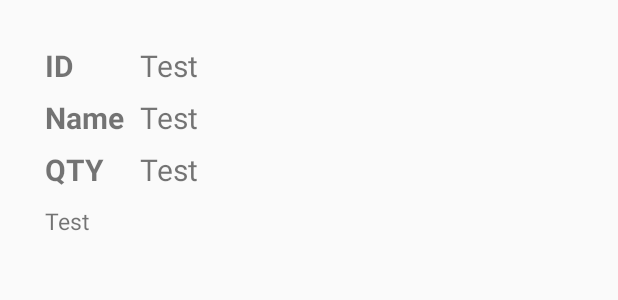
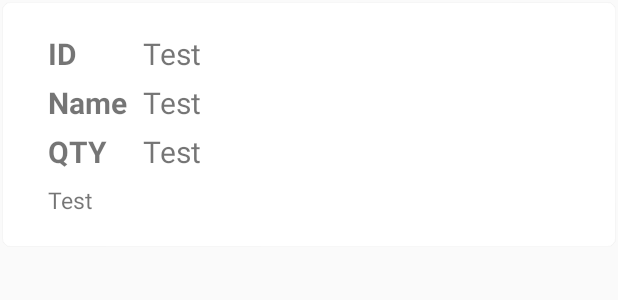
Before and after one commit to zerrium/Simple-Inventory-App, an Android app: the layout row_layout.xml on its own in the app's theme, with its tools: preview values and no code run, on a phone screen of 412 x 824 dp. Shown: the top 300 px of the screen. Run offline under Robolectric (Android 15) with nearby library versions, the phone set to English and light mode, and no system bars; Roboto replaces fonts that are not available here.

Commit message:
Improved recycler view (3) by adding cardViews and fixed warnings

```diff
--- a/app/src/main/res/layout/content_list.xml
+++ b/app/src/main/res/layout/content_list.xml
@@ -4,12 +4,14 @@
     android:layout_width="match_parent"
     android:layout_height="match_parent"
     android:orientation="vertical"
-    android:scrollbars="vertical"
+    android:theme="@style/Theme.AppCompat.DayNight"
     app:layout_behavior="@string/appbar_scrolling_view_behavior">
 
     <androidx.recyclerview.widget.RecyclerView
         android:id="@+id/recyclerview1"
         android:layout_width="match_parent"
-        android:layout_height="wrap_content" />
+        android:layout_height="wrap_content"
+        android:scrollbars="vertical"
+        android:overScrollMode="ifContentScrolls" />
 
 </RelativeLayout>
--- a/app/src/main/res/layout/row_layout.xml
+++ b/app/src/main/res/layout/row_layout.xml
@@ -1,8 +1,21 @@
 <?xml version="1.0" encoding="utf-8"?>
-<LinearLayout xmlns:android="http://schemas.android.com/apk/res/android"
+<androidx.cardview.widget.CardView xmlns:android="http://schemas.android.com/apk/res/android"
+    android:layout_width="match_parent"
+    android:layout_height="wrap_content"
+    android:theme="@style/Theme.AppCompat.DayNight"
+    xmlns:app="http://schemas.android.com/apk/res-auto"
+    android:id="@+id/cardView"
+    app:cardCornerRadius="5dp"
+    android:clickable="true"
+    android:foreground="?android:attr/selectableItemBackground"
+    android:layout_margin="2dp"
     android:orientation="vertical"
+    android:focusable="true">
+
+    <LinearLayout
         android:layout_width="match_parent"
-    android:layout_height="wrap_content">
+        android:layout_height="match_parent"
+        android:orientation="vertical">
 
         <LinearLayout
             android:layout_width="match_parent"
@@ -12,23 +25,23 @@
             <TextView
                 android:layout_width="wrap_content"
                 android:layout_height="wrap_content"
-            android:layout_marginTop="30dp"
                 android:layout_marginStart="30dp"
+                android:layout_marginTop="20dp"
                 android:layout_marginEnd="22dp"
                 android:gravity="center_vertical"
-            android:text="ID"
-            android:textStyle="bold"
-            android:textSize="20sp" />
+                android:text="@string/id"
+                android:textSize="20sp"
+                android:textStyle="bold" />
 
             <TextView
                 android:id="@+id/textViewRow1"
                 android:layout_width="match_parent"
                 android:layout_height="wrap_content"
-            android:layout_marginTop="30dp"
                 android:layout_marginStart="22dp"
+                android:layout_marginTop="20dp"
                 android:layout_marginEnd="30dp"
                 android:gravity="center_vertical"
-            android:text="Test"
+                android:text="@string/test"
                 android:textSize="20sp" />
         </LinearLayout>
 
@@ -40,23 +53,23 @@
             <TextView
                 android:layout_width="wrap_content"
                 android:layout_height="wrap_content"
-            android:layout_marginTop="7dp"
                 android:layout_marginStart="30dp"
+                android:layout_marginTop="5dp"
                 android:layout_marginEnd="5dp"
                 android:gravity="center_vertical"
-            android:text="Name"
-            android:textStyle="bold"
-            android:textSize="20sp" />
+                android:text="@string/name"
+                android:textSize="20sp"
+                android:textStyle="bold" />
 
             <TextView
                 android:id="@+id/textViewRow2"
                 android:layout_width="match_parent"
                 android:layout_height="wrap_content"
-            android:layout_marginTop="7dp"
                 android:layout_marginStart="5dp"
+                android:layout_marginTop="5dp"
                 android:layout_marginEnd="30dp"
                 android:gravity="center_vertical"
-            android:text="Test"
+                android:text="@string/test"
                 android:textSize="20sp" />
         </LinearLayout>
 
@@ -68,23 +81,23 @@
             <TextView
                 android:layout_width="wrap_content"
                 android:layout_height="wrap_content"
-            android:layout_marginTop="7dp"
                 android:layout_marginStart="30dp"
+                android:layout_marginTop="5dp"
                 android:layout_marginEnd="12dp"
                 android:gravity="center_vertical"
-            android:text="QTY"
-            android:textStyle="bold"
-            android:textSize="20sp" />
+                android:text="@string/qty"
+                android:textSize="20sp"
+                android:textStyle="bold" />
 
             <TextView
                 android:id="@+id/textViewRow3"
                 android:layout_width="match_parent"
                 android:layout_height="wrap_content"
-            android:layout_marginTop="7dp"
                 android:layout_marginStart="12dp"
+                android:layout_marginTop="5dp"
                 android:layout_marginEnd="30dp"
                 android:gravity="center_vertical"
-            android:text="Test"
+                android:text="@string/test"
                 android:textSize="20sp" />
         </LinearLayout>
 
@@ -92,12 +105,13 @@
             android:id="@+id/textViewRow4"
             android:layout_width="match_parent"
             android:layout_height="wrap_content"
-        android:layout_marginTop="10dp"
             android:layout_marginStart="30dp"
+            android:layout_marginTop="8dp"
             android:layout_marginEnd="30dp"
-        android:layout_marginBottom="30dp"
+            android:layout_marginBottom="20dp"
             android:gravity="center_vertical"
-        android:text="Test"
+            android:text="@string/test"
             android:textSize="15sp" />
+    </LinearLayout>
 
-</LinearLayout>
+</androidx.cardview.widget.CardView>
--- a/app/src/main/res/values/strings.xml
+++ b/app/src/main/res/values/strings.xml
@@ -10,4 +10,8 @@
     <string name="logout">Logout</string>
     <string name="main_menu">Main Menu</string>
     <string name="title_activity_list">Inventory List</string>
+    <string name="id">ID</string>
+    <string name="test">Test</string>
+    <string name="name">Name</string>
+    <string name="qty">QTY</string>
 </resources>
--- a/app/src/main/res/values/styles.xml
+++ b/app/src/main/res/values/styles.xml
@@ -1,13 +1,13 @@
 <resources>
     <!-- Base application theme. -->
-    <style name="AppTheme" parent="Theme.AppCompat.Light.DarkActionBar">
+    <style name="AppTheme" parent="Theme.AppCompat.DayNight">
         <!-- Customize your theme here. -->
         <item name="colorPrimary">@color/colorPrimary</item>
         <item name="colorPrimaryDark">@color/colorPrimaryDark</item>
         <item name="colorAccent">@color/colorAccent</item>
     </style>
 
-    <style name="AppTheme.NoActionBar">
+    <style name="AppTheme.NoActionBar" parent="AppTheme">
         <item name="windowActionBar">false</item>
         <item name="windowNoTitle">true</item>
     </style>
```
Also changed, not shown: app/build.gradle (+6 -5 lines), app/src/main/AndroidManifest.xml (+4 -3 lines), app/src/main/java/com/zerrium/uts/ListAdapter.java (+17 -22 lines). Lines whose indentation alone changed are shown as unchanged.
